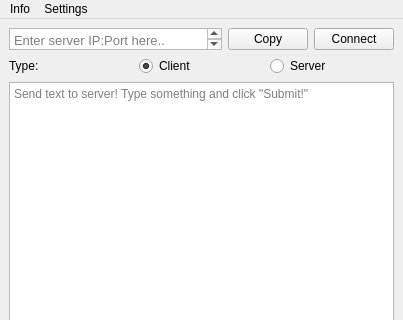
Qt form mainwindow.ui (ollyhearn/MirrorBoard) before a commit; both pictures show x 0 to 403 and y 0 to 320 of the 403 by 569 pixel window.
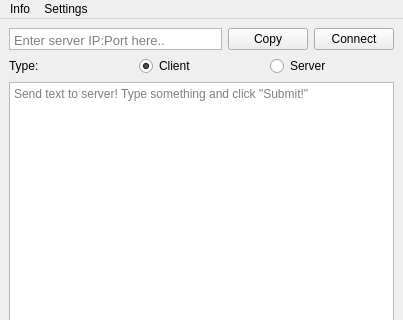
The same form after that commit.

What changed in the file:
```diff
--- a/mainwindow.ui
+++ b/mainwindow.ui
@@ -75,6 +75,9 @@
         <property name="acceptDrops">
          <bool>true</bool>
         </property>
+        <property name="verticalScrollBarPolicy">
+         <enum>Qt::ScrollBarAlwaysOff</enum>
+        </property>
         <property name="placeholderText">
          <string>Enter server IP:Port here..</string>
         </property>
```
Left out of the diff: 2 changed lines with no effect on the pictures.
